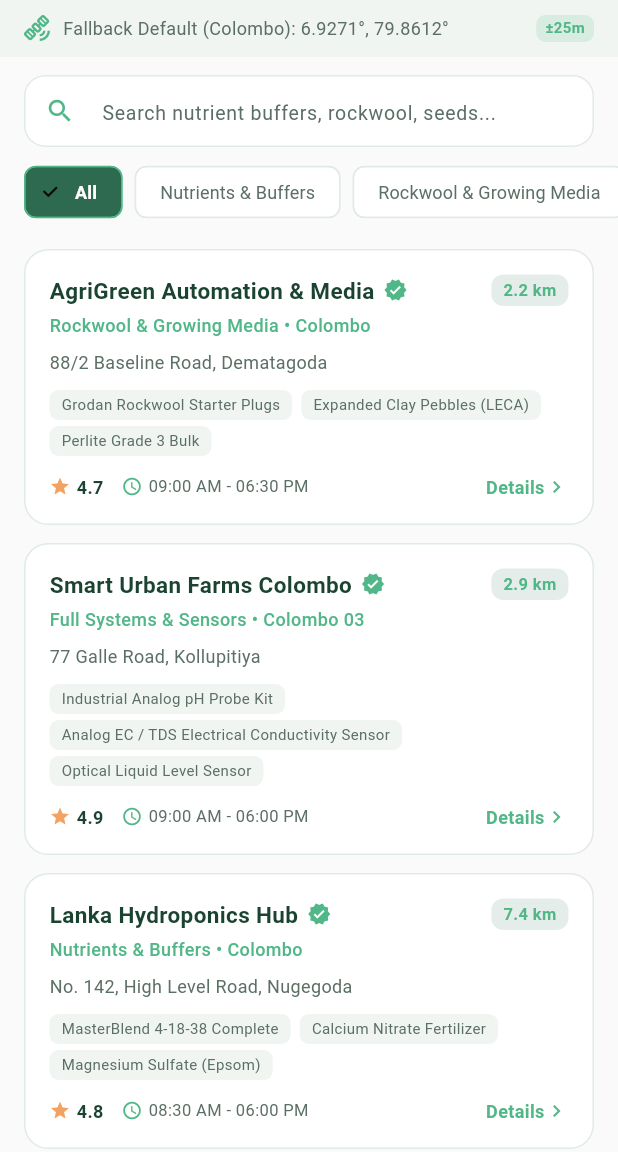
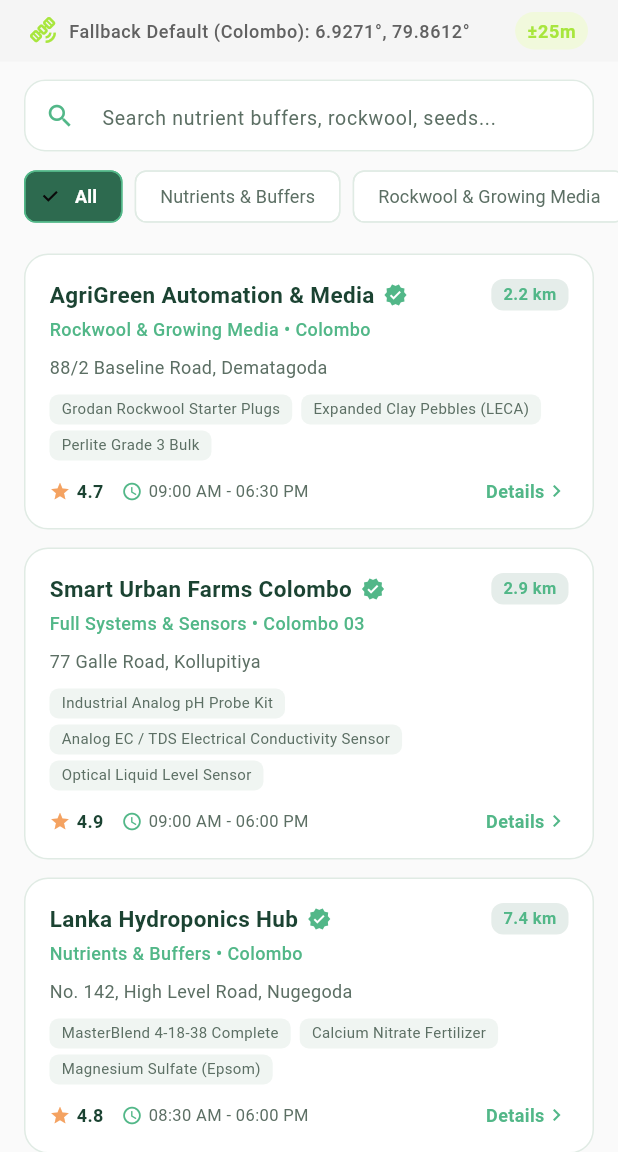
Before and after one commit to sameera-ekanayaka/AquaGrow_Connect, a Flutter app: the HydroMapScreen screen opened by its route, on a phone screen of 412 x 824 dp, the part 84-1236 px from its top. Run offline on Flutter 3.47's test engine with Material 3 defaults, Android fonts, the phone set to English and light mode, and no system bars; our stand-ins replace connectivity_plus, fl_chart, flutter_local_notifications, flutter_riverpod, flutter_secure_storage, geolocator and 6 more; accounts and stored records are empty.

Commit message:
refactor(location): restyle HydroMapScreen GPS status bar with design tokens

```diff
--- a/lib/features/location/presentation/hydro_map_screen.dart
+++ b/lib/features/location/presentation/hydro_map_screen.dart
@@ -18,6 +18,7 @@ class HydroMapScreen extends ConsumerWidget {
     final suppliers = ref.watch(sortedSuppliersProvider);
     final selectedCategory = ref.watch(selectedSupplierCategoryProvider);
     final positionAsync = ref.watch(currentPositionProvider);
+    final colors = context.ag;
     final isDark = Theme.of(context).brightness == Brightness.dark;
 
     final primaryTextColor = isDark ? AppColors.textDarkPrimary : AppColors.textLightPrimary;
@@ -49,38 +50,8 @@ class HydroMapScreen extends ConsumerWidget {
       ),
       body: Column(
         children: [
-          // GPS Location Status Banner
-          Container(
-            width: double.infinity,
-            padding: const EdgeInsets.symmetric(horizontal: 16, vertical: 10),
-            color: isDark ? AppColors.darkSurfaceElevated : AppColors.lightSurfaceElevated,
-            child: Row(
-              children: [
-                const Icon(Icons.satellite_alt_outlined, size: 18, color: AppColors.mintAccent),
-                const SizedBox(width: 8),
-                Expanded(
-                  child: Text(
-                    userPos != null
-                        ? '${userPos.locationSource}: ${userPos.latitude.toStringAsFixed(4)}°, ${userPos.longitude.toStringAsFixed(4)}°'
-                        : 'Acquiring GPS Fix...',
-                    style: TextStyle(fontSize: 12, color: secondaryTextColor),
-                  ),
-                ),
-                if (userPos != null)
-                  Container(
-                    padding: const EdgeInsets.symmetric(horizontal: 6, vertical: 2),
-                    decoration: BoxDecoration(
-                      color: AppColors.mintAccent.withOpacity(0.15),
-                      borderRadius: BorderRadius.circular(6),
-                    ),
-                    child: Text(
-                      '±${userPos.accuracyMeters.toStringAsFixed(0)}m',
-                      style: const TextStyle(fontSize: 10, fontWeight: FontWeight.bold, color: AppColors.mintAccent),
-                    ),
-                  ),
-              ],
-            ),
-          ),
+          // GPS Location Status Bar
+          _GpsStatusBar(userPos: userPos),
 
           // Search Bar
           Padding(
@@ -342,3 +313,62 @@ class HydroMapScreen extends ConsumerWidget {
     );
   }
 }
+
+/// GPS coordinates status bar shown at the top of [HydroMapScreen].
+class _GpsStatusBar extends StatelessWidget {
+  /// Creates a [_GpsStatusBar] with the given [userPos].
+  const _GpsStatusBar({required this.userPos});
+
+  /// Current GPS position, or `null` while acquiring.
+  final GeoPosition? userPos;
+
+  @override
+  Widget build(BuildContext context) {
+    final colors = context.ag;
+    return Container(
+      width: double.infinity,
+      padding: const EdgeInsets.symmetric(
+        horizontal: AgSpace.screen,
+        vertical: AgSpace.s8,
+      ),
+      color: colors.subtle,
+      child: Row(
+        children: [
+          Icon(Icons.satellite_alt_outlined, size: 18, color: colors.brand),
+          const SizedBox(width: AgSpace.s8),
+          Expanded(
+            child: Text(
+              userPos != null
+                  ? '${userPos!.locationSource}: '
+                      '${userPos!.latitude.toStringAsFixed(4)}°, '
+                      '${userPos!.longitude.toStringAsFixed(4)}°'
+                  : 'Acquiring GPS Fix...',
+              style: Theme.of(context)
+                  .textTheme
+                  .bodySmall
+                  ?.copyWith(color: colors.textSecondary),
+            ),
+          ),
+          if (userPos != null)
+            Container(
+              padding: const EdgeInsets.symmetric(
+                horizontal: AgSpace.s8,
+                vertical: AgSpace.s4,
+              ),
+              decoration: BoxDecoration(
+                color: colors.brandSurface,
+                borderRadius: AgRadius.all(AgRadius.r16),
+              ),
+              child: Text(
+                '±${userPos!.accuracyMeters.toStringAsFixed(0)}m',
+                style: Theme.of(context).textTheme.labelSmall?.copyWith(
+                      fontWeight: FontWeight.bold,
+                      color: colors.brand,
+                    ),
+              ),
+            ),
+        ],
+      ),
+    );
+  }
+}
```
